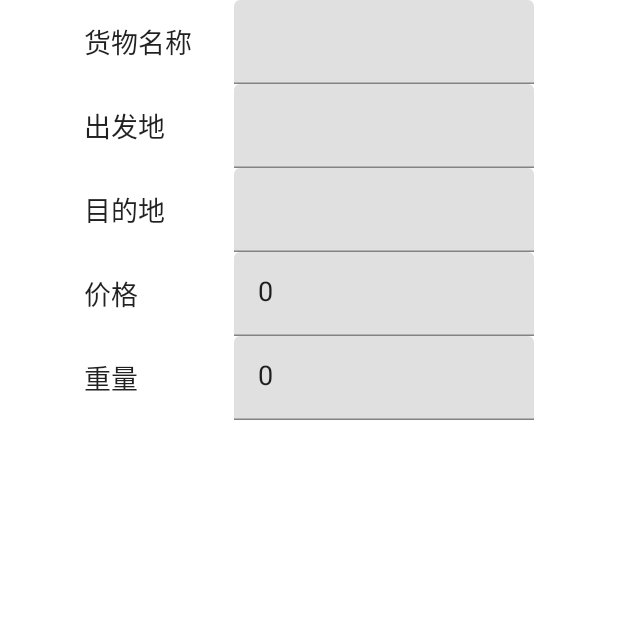
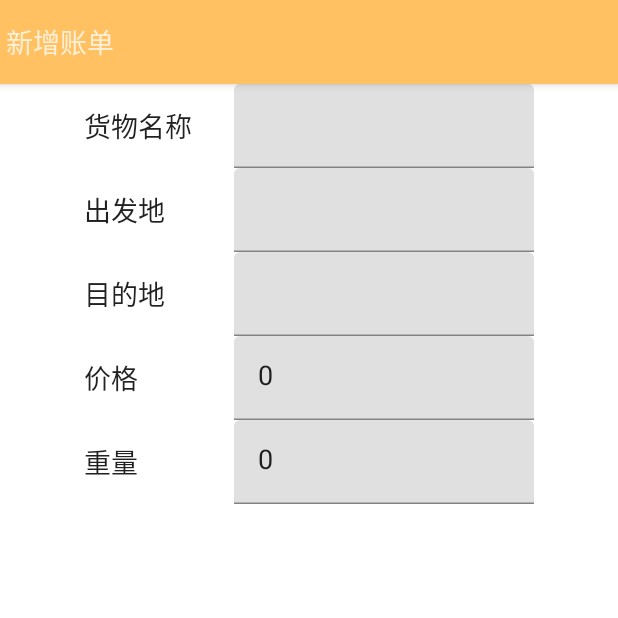
Before and after one commit to ElusiveErice/truckbill, an Android app built with Jetpack Compose: the composable BillContent shown on its own in the app's theme, on a phone screen of 412 x 824 dp, the top half of it. Run offline under Robolectric (Android 15) with nearby library versions, the phone set to English and light mode, and no system bars.

Commit message:
feat: 修改状态栏

```diff
--- a/app/src/main/AndroidManifest.xml
+++ b/app/src/main/AndroidManifest.xml
@@ -15,7 +15,6 @@
         <activity
             android:name=".activities.MainActivity"
             android:exported="true"
-            android:label="@string/app_name"
             android:theme="@style/Theme.Truckbill">
             <intent-filter>
                 <action android:name="android.intent.action.MAIN" />
--- a/app/src/main/java/com/ark/truckbill/views/bill/BillContent.kt
+++ b/app/src/main/java/com/ark/truckbill/views/bill/BillContent.kt
@@ -1,8 +1,10 @@
 package com.ark.truckbill.views.bill
 
 import androidx.compose.foundation.layout.*
+import androidx.compose.material.Scaffold
 import androidx.compose.material.Text
 import androidx.compose.material.TextField
+import androidx.compose.material.TopAppBar
 import androidx.compose.runtime.Composable
 import androidx.compose.runtime.mutableStateOf
 import androidx.compose.runtime.remember
@@ -21,6 +23,19 @@ fun ContentPreView() {
 
 @Composable
 fun BillContent() {
+    Scaffold(
+        topBar = {
+            TopAppBar() {
+                Text(text = "新增账单")
+            }
+        },
+    ) {
+        BillForm()
+    }
+}
+
+@Composable
+private fun BillForm() {
     val billNameState = remember {
         mutableStateOf("")
     }
--- a/app/src/main/res/values-v29/themes.xml
+++ /dev/null
@@ -1,9 +0,0 @@
-<?xml version="1.0" encoding="utf-8"?>
-<resources xmlns:tools="http://schemas.android.com/tools">
-    <style name="Theme.Truckbill" parent="Base.Theme.Truckbill">
-        <!-- Transparent system bars for edge-to-edge. -->
-        <item name="android:navigationBarColor">@android:color/transparent</item>
-        <item name="android:statusBarColor">@android:color/transparent</item>
-        <item name="android:windowLightStatusBar">?attr/isLightTheme</item>
-    </style>
-</resources>
--- a/app/src/main/res/values/themes.xml
+++ b/app/src/main/res/values/themes.xml
@@ -1,11 +1,14 @@
 <?xml version="1.0" encoding="utf-8"?>
 <resources>
-
-    <style name="Theme.Truckbill" parent="android:Theme.Material.Light.NoActionBar" />
-    <style name="Theme.Truckbill.NoActionBar">
-        <item name="windowActionBar">false</item>
-        <item name="windowNoTitle">true</item>
+<!--    <style name="Theme.Truckbill" parent="android:Theme.Material.Light.NoActionBar" />-->
+    <style name="Base.Theme.Truckbill" parent="Theme.Material3.DayNight.NoActionBar">
+        <!-- Customize your dark theme here. -->
+         <item name="colorPrimary">@color/primary</item>
     </style>
-    <style name="Theme.Truckbill.AppBarOverlay" parent="ThemeOverlay.AppCompat.Dark.ActionBar" />
-    <style name="Theme.Truckbill.PopupOverlay" parent="ThemeOverlay.AppCompat.Light" />
+    <style name="Theme.Truckbill" parent="Base.Theme.Truckbill">
+        <!-- Transparent system bars for edge-to-edge. -->
+<!--        <item name="android:navigationBarColor">@android:color/transparent</item>-->
+<!--        <item name="android:statusBarColor">@android:color/transparent</item>-->
+<!--        <item name="android:windowLightStatusBar">?attr/isLightTheme</item>-->
+    </style>
 </resources>
```
Also changed, not shown: app/src/main/res/values-night/themes.xml (deleted, +0 -8 lines), app/src/main/res/values/colors.xml (+1 -7 lines).
